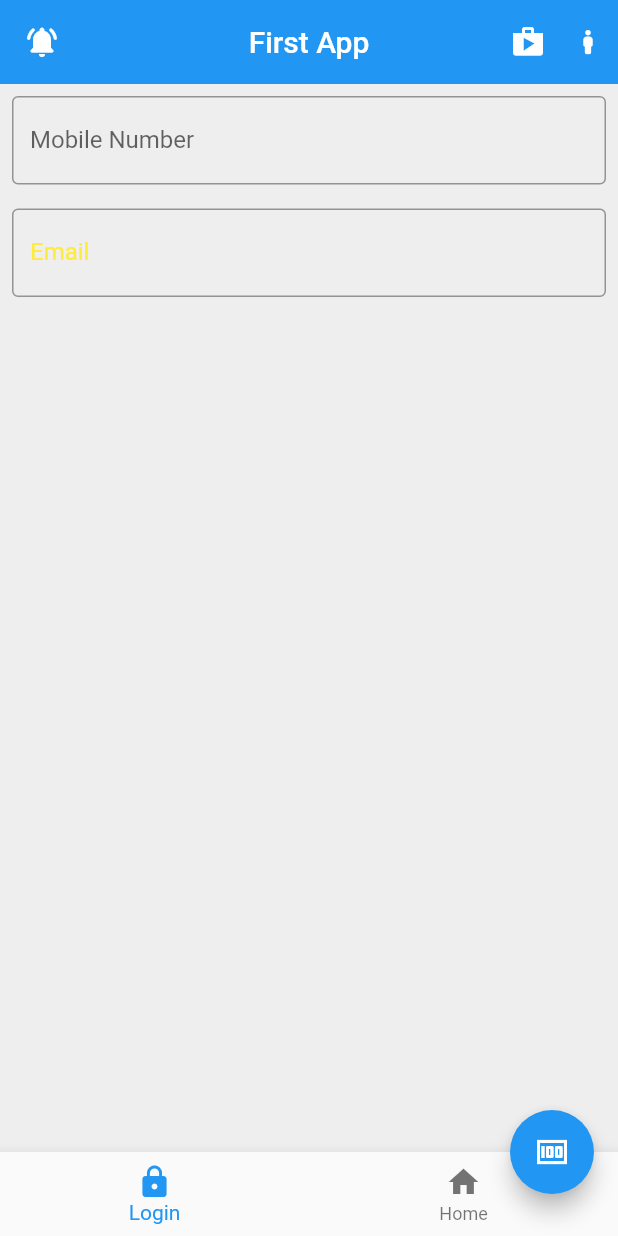
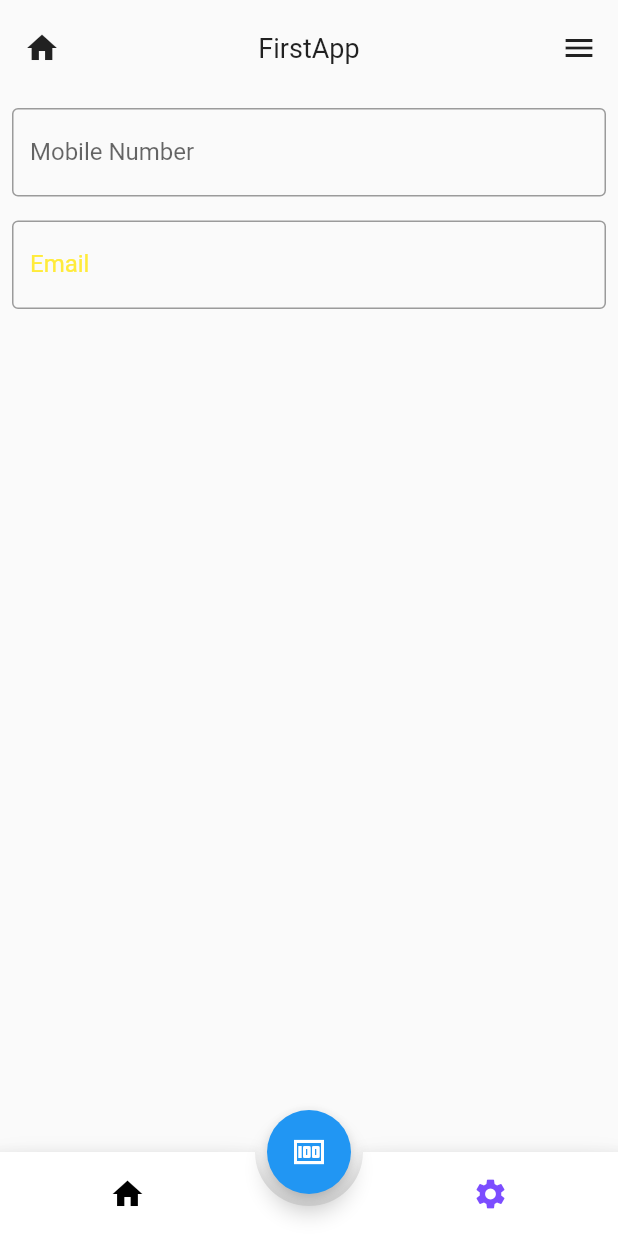
Before and after one commit to Darkethic06/Flutter2023, a Flutter app: the WalletPage screen opened directly, item 2 of the bottom bar chosen, on a phone screen of 412 x 824 dp. Run offline on Flutter 3.47's test engine with Material 2 defaults, Android fonts, the phone set to English and light mode, and no system bars; drawn by our look-alikes of animated_bottom_navigation_bar.

Commit message:
class of 28.02.2023

```diff
--- a/lib/main.dart
+++ b/lib/main.dart
@@ -1,4 +1,5 @@
 import 'package:flutter/material.dart';
+import 'package:koushik/pages/dashboard.dart';
 import 'package:koushik/pages/home.dart';
 import 'package:koushik/pages/login.dart';
 import 'package:koushik/pages/wallet.dart';
@@ -17,7 +18,7 @@ class MyApp extends StatelessWidget {
       theme: ThemeData(
         primarySwatch: Colors.blue,
       ),
-      home: WalletPage(),
+      home: Dashboard(),
     );
   }
 }
--- /dev/null
+++ b/lib/pages/customAppBar.dart
@@ -0,0 +1,68 @@
+import 'package:flutter/material.dart';
+import 'package:koushik/pages/settings.dart';
+
+class CustomAppBar extends StatelessWidget implements PreferredSizeWidget {
+  final String title;
+  final Widget? leading;
+  final Widget? titleWidget;
+  final bool showActionIcon;
+  final VoidCallback onMenuActionTap;
+
+  const CustomAppBar(
+      {this.title = '',
+      this.leading,
+      this.titleWidget,
+      this.showActionIcon = false,
+      required this.onMenuActionTap});
+
+  @override
+  Widget build(BuildContext context) {
+    return Padding(
+      padding: const EdgeInsets.symmetric(horizontal: 16, vertical: 12),
+      child: SafeArea(
+        child: Stack(
+          // alignment: Alignment.,
+          children: [
+            Positioned.fill(
+                child: titleWidget == null
+                    ? Center(
+                        child: Text(
+                          title,
+                          style: TextStyle(fontSize: 18),
+                        ),
+                      )
+                    : Center(
+                        child: titleWidget!,
+                      )),
+            Row(
+              mainAxisAlignment: MainAxisAlignment.spaceBetween,
+              crossAxisAlignment: CrossAxisAlignment.center,
+              children: [
+                leading ??
+                    Transform.translate(
+                      offset: Offset(-14, 0),
+                      child: BackButton(),
+                    ),
+                if (showActionIcon)
+                  Transform.translate(
+                    offset: Offset(10, 0),
+                    child: InkWell(
+                      onTap: onMenuActionTap,
+                      child: Padding(
+                        padding: const EdgeInsets.all(8.0),
+                        child: Icon(Icons.menu),
+                      ),
+                    ),
+                  ),
+              ],
+            )
+          ],
+        ),
+      ),
+    );
+  }
+
+  @override
+  // TODO: implement preferredSize
+  Size get preferredSize => const Size(double.maxFinite, 150);
+}
--- a/lib/pages/home.dart
+++ b/lib/pages/home.dart
@@ -1,4 +1,6 @@
 import 'package:flutter/material.dart';
+import 'package:koushik/pages/customAppBar.dart';
+import 'package:koushik/pages/settings.dart';
 
 class HomePage extends StatelessWidget {
   const HomePage({super.key});
@@ -6,38 +8,41 @@ class HomePage extends StatelessWidget {
   @override
   Widget build(BuildContext context) {
     return Scaffold(
-      appBar: AppBar(
-        title: Text("First App"),
-        centerTitle: true,
-        leading: Icon(Icons.notifications_active_rounded),
-        elevation: 0,
-        actions: [
-          Padding(
-            padding: const EdgeInsets.all(8.0),
-            child: Icon(Icons.shop),
-          ),
-          Padding(
-            padding: const EdgeInsets.all(8.0),
-            child: Icon(Icons.boy_rounded),
-          ),
-        ],
+      // appBar: AppBar(
+      //   title: Text("First App"),
+      //   centerTitle: true,
+      //   elevation: 0,
+      //   backgroundColor: Colors.transparent,
+      //   actions: [
+      //     Padding(
+      //       padding: const EdgeInsets.all(8.0),
+      //       child: Icon(Icons.notifications_active_rounded),
+      //     )
+      //   ],
+      //   flexibleSpace: Container(
+      //     decoration: BoxDecoration(
+      //         color: Colors.amber[200],
+      //         borderRadius: BorderRadius.only(
+      //             bottomLeft: Radius.circular(20),
+      //             bottomRight: Radius.circular(20))),
+      //   ),
+      //   toolbarHeight: 80,
+      // ),
+
+      appBar: CustomAppBar(
+        title: "FirstApp",
+        onMenuActionTap: () => {
+          Navigator.push(
+              context, MaterialPageRoute(builder: (context) => SettingsPage()))
+        },
+        showActionIcon: true,
+        leading: Icon(Icons.home),
       ),
       body: SafeArea(
         child: Center(
           child: Container(
-            color: Colors.grey[200],
-            // height: MediaQuery.of(context).size.height / 3,
             height: MediaQuery.of(context).size.height,
             width: MediaQuery.of(context).size.width,
-            // child: Text(
-            //   "Hello World",
-            //   style: TextStyle(
-            //       color: Colors.blue,
-            //       fontFamily: "Roboto",
-            //       fontSize: 24,
-            //       fontWeight: FontWeight.bold),
-            // ),
-
             child: Column(
               children: [
                 Padding(
--- a/lib/pages/wallet.dart
+++ b/lib/pages/wallet.dart
@@ -1,15 +1,10 @@
-import 'package:boxicons/boxicons.dart';
+import 'package:animated_bottom_navigation_bar/animated_bottom_navigation_bar.dart';
 import 'package:flutter/material.dart';
-import 'package:flutter/src/widgets/container.dart';
-import 'package:flutter/src/widgets/framework.dart';
 import 'package:koushik/pages/home.dart';
 import 'package:koushik/pages/login.dart';
-import 'package:koushik/views/myCard.dart';
-import 'package:smooth_page_indicator/smooth_page_indicator.dart';
 
 class WalletPage extends StatefulWidget {
   const WalletPage({super.key});
-
   @override
   State<WalletPage> createState() => _WalletPageState();
 }
@@ -17,6 +12,11 @@ class WalletPage extends StatefulWidget {
 class _WalletPageState extends State<WalletPage> {
   final pageController = PageController();
   final List<Widget> pageList = [LoginPage(), HomePage()];
+
+  final List<IconData> iconList = [
+    Icons.home,
+    Icons.settings,
+  ];
   var _activeIndex = 0;
   @override
   Widget build(BuildContext context) {
@@ -132,35 +132,35 @@ class _WalletPageState extends State<WalletPage> {
       //     ),
       //   ),
       // ),
-      // bottomNavigationBar: AnimatedBottomNavigationBar(
-      //   icons: iconList,
-      //   activeIndex: _activeIndex,
-      //   // gapLocation: GapLocation.end,
-      //   notchSmoothness: NotchSmoothness.verySmoothEdge,
-      //   // leftCornerRadius: 32,
-      //   // rightCornerRadius: 32,
-      //   onTap: (index) => setState(() => _activeIndex = index),
-      //   //other params
+      bottomNavigationBar: AnimatedBottomNavigationBar(
+        icons: iconList,
+        activeIndex: _activeIndex,
+        gapLocation: GapLocation.center,
+        notchSmoothness: NotchSmoothness.verySmoothEdge,
+        // leftCornerRadius: 32,
+        // rightCornerRadius: 32,
+        onTap: (index) => setState(() => _activeIndex = index),
+        //other params
+      ),
+
+      // bottomNavigationBar: BottomNavigationBar(
+      //   items: [
+      //     BottomNavigationBarItem(icon: Icon(Icons.lock), label: "Login"),
+      //     BottomNavigationBarItem(icon: Icon(Icons.home), label: "Home")
+      //   ],
+      //   onTap: (int index) {
+      //     setState(() {
+      //       _activeIndex = index;
+      //     });
+      //   },
       // ),
-
-      bottomNavigationBar: BottomNavigationBar(
-        items: [
-          BottomNavigationBarItem(icon: Icon(Icons.lock), label: "Login"),
-          BottomNavigationBarItem(icon: Icon(Icons.home), label: "Home")
-        ],
-        onTap: (int index) {
-          setState(() {
-            _activeIndex = index;
-          });
-        },
-      ),
 
       //////////////////////////////////////////////////////
       floatingActionButton: FloatingActionButton(
         onPressed: () {},
         child: Icon(Icons.money),
       ),
-      floatingActionButtonLocation: FloatingActionButtonLocation.endDocked,
+      floatingActionButtonLocation: FloatingActionButtonLocation.centerDocked,
     );
   }
 }
```
Also changed, not shown: data.txt (added, +111 -0 lines), lib/pages/dashboard.dart (added, +38 -0 lines), lib/pages/detail.dart (added, +39 -0 lines), lib/pages/settings.dart (added, +26 -0 lines), pubspec.lock.
